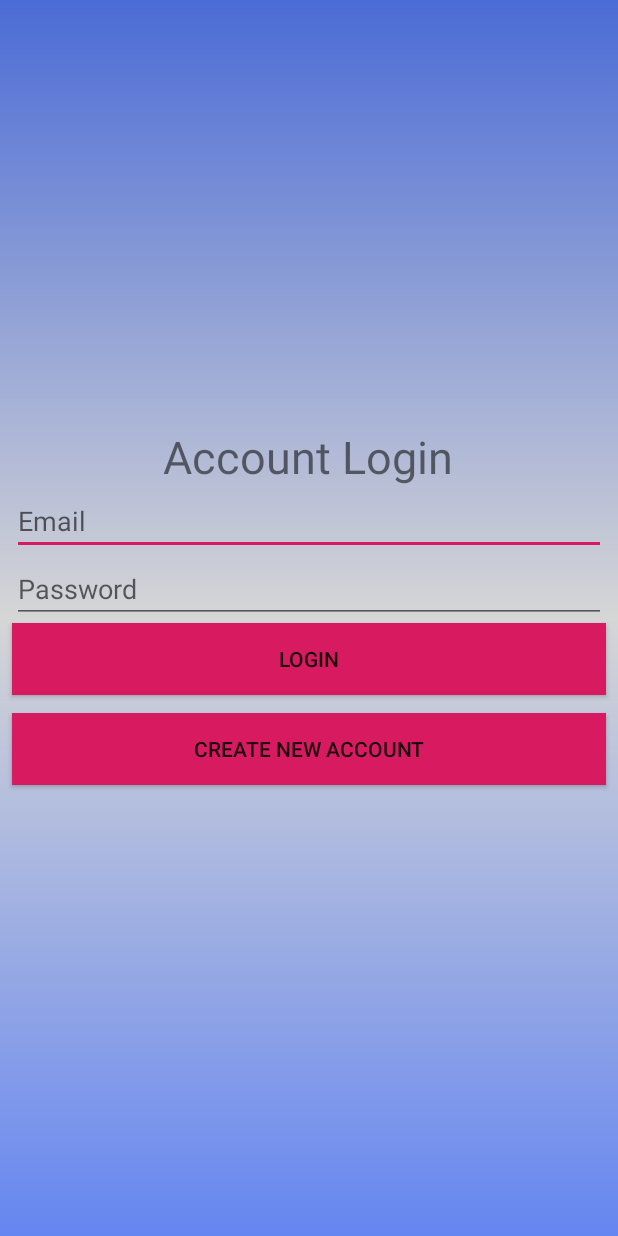
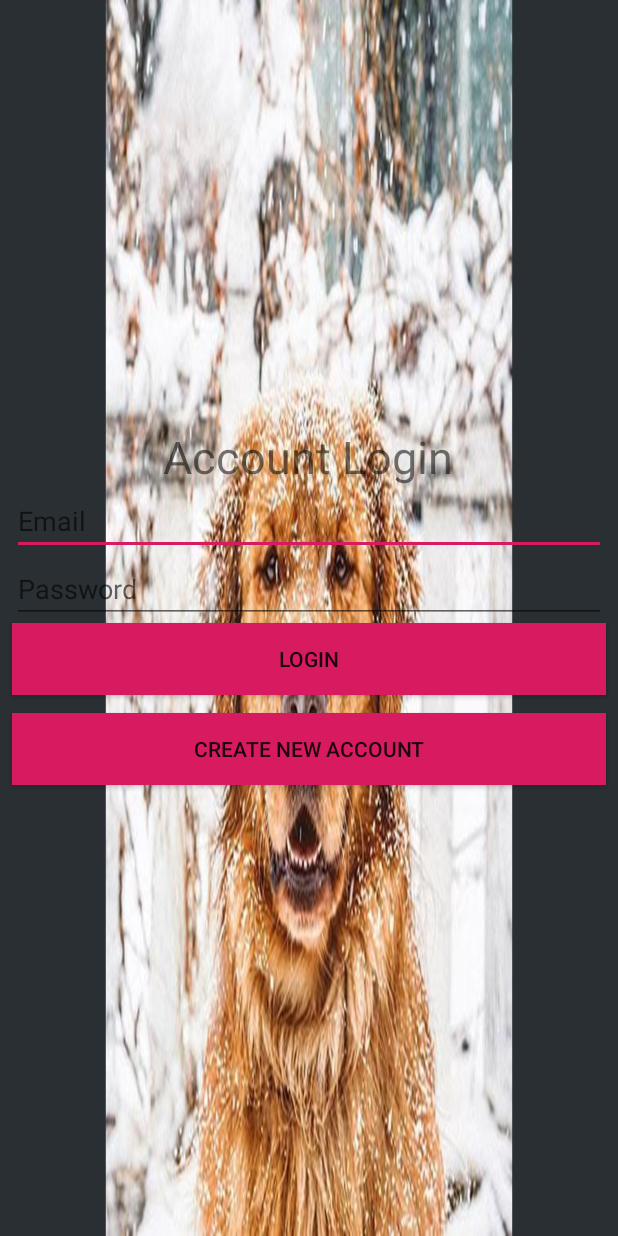
Before and after one commit to BARIS496/BARIS496-android, an Android app: the screen it shows after launch (LoginActivity), on a phone screen of 412 x 824 dp. Run offline under Robolectric (Android 15) with nearby library versions, the phone set to English and light mode, and no system bars.

Commit message:
new files added

```diff
--- a/app/src/main/res/layout/activity_login.xml
+++ b/app/src/main/res/layout/activity_login.xml
@@ -4,7 +4,7 @@
     xmlns:tools="http://schemas.android.com/tools"
     android:layout_width="match_parent"
     android:layout_height="match_parent"
-    android:background="@drawable/gradient"
+    android:background="@drawable/foto1"
     tools:context=".LoginActivity">
 
     <TextView
```
Also changed, not shown: app/src/main/res/layout/toolbar.xml (added, +9 -0 lines), app/src/main/res/drawable/foto1.jpg (added), 5 other files.
